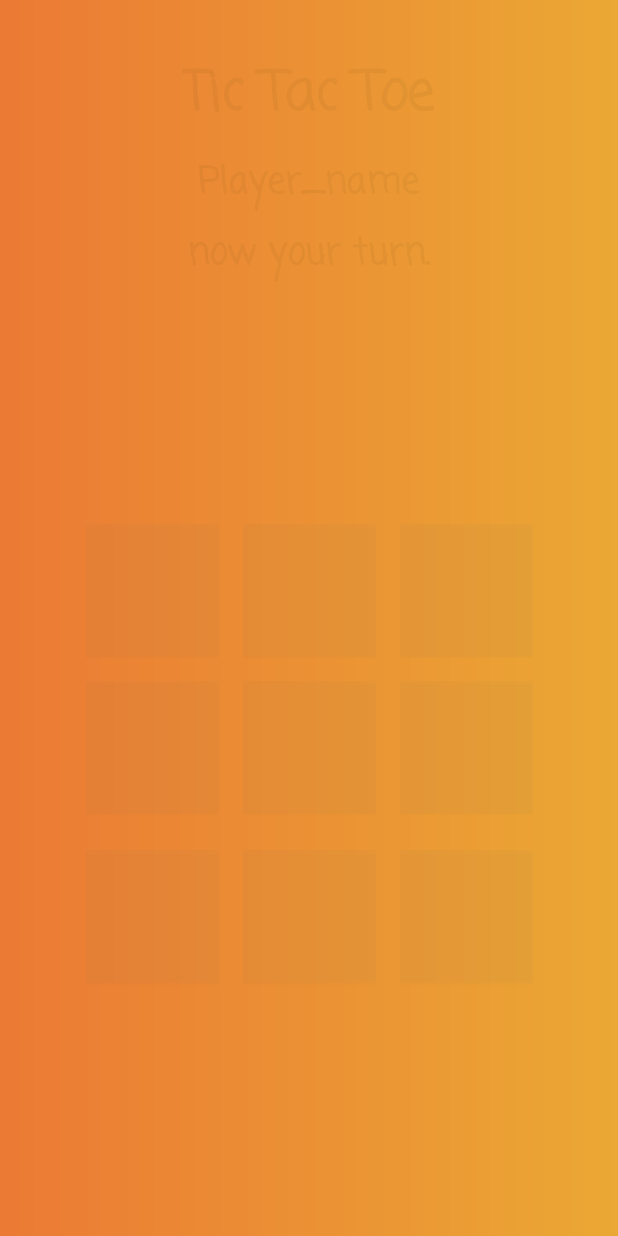
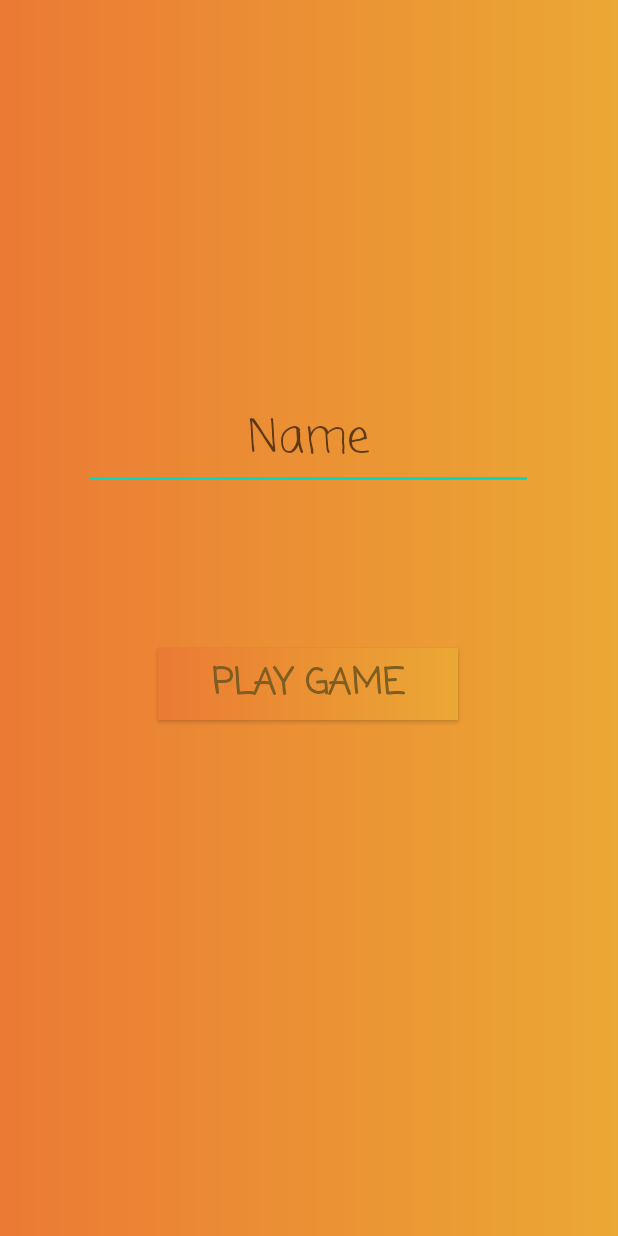
Before and after one commit to Rabia-Noorl/Tic-Tac-Toe, an Android app: the screen it shows after launch (MainActivity before the commit, GameSetUp after it), on a phone screen of 412 x 824 dp. Run offline under Robolectric (Android 15) with nearby library versions, the phone set to English and light mode, and no system bars.

Commit message:
After Remmoving some bugs

```diff
--- a/app/build.gradle
+++ b/app/build.gradle
@@ -40,6 +40,9 @@ dependencies {
     implementation 'com.google.android.material:material:1.2.1'
     implementation 'androidx.navigation:navigation-fragment-ktx:2.3.0'
     implementation 'androidx.navigation:navigation-ui-ktx:2.3.0'
+    implementation 'androidx.legacy:legacy-support-v4:1.0.0'
+    implementation 'androidx.recyclerview:recyclerview:1.1.0'
+
     testImplementation 'junit:junit:4.12'
     androidTestImplementation 'androidx.test.ext:junit:1.1.2'
     androidTestImplementation 'androidx.test.espresso:espresso-core:3.3.0'
--- /dev/null
+++ b/app/src/main/java/com/example/tictactoe/GameSetUp.kt
@@ -0,0 +1,44 @@
+package com.example.tictactoe
+
+import android.content.Intent
+import android.os.Bundle
+import android.view.View
+import android.view.WindowManager
+import android.widget.ArrayAdapter
+import android.widget.Toast
+import androidx.appcompat.app.AppCompatActivity
+import kotlinx.android.synthetic.main.activity_game_set_up.*
+
+class GameSetUp : AppCompatActivity() {
+
+    override fun onCreate(savedInstanceState: Bundle?) {
+        super.onCreate(savedInstanceState)
+        setContentView(R.layout.activity_game_set_up)
+        window.setFlags(
+            WindowManager.LayoutParams.FLAG_FULLSCREEN,
+            WindowManager.LayoutParams.FLAG_FULLSCREEN
+        )
+
+//        val turnsArr = arrayOf("First Turn", "Second Turn")
+//        val adapter = ArrayAdapter<String>(this, R.layout.turn_selection_layout, turnsArr)
+//        selectturntext.setAdapter(adapter)
+
+    }
+
+    fun GoMainActivity(view: View)
+    {
+        val intent = Intent(this, MainActivity::class.java)
+        val playerName = WriteNameEditText.text.toString()
+        if (playerName.isBlank())
+        {
+            Toast.makeText(this, "Name field cannot be empty " , Toast.LENGTH_SHORT).show()
+
+        }else
+        {
+            intent.putExtra("player_name", playerName)
+            startActivity(intent)
+            finish()
+        }
+
+    }
+}
--- a/app/src/main/java/com/example/tictactoe/SplashScreen.kt
+++ b/app/src/main/java/com/example/tictactoe/SplashScreen.kt
@@ -25,7 +25,7 @@ class SplashScreen : AppCompatActivity() {
     private fun loadSplashScreen(){
         Handler().postDelayed({
             // You can declare your desire activity here to open after finishing splash screen. Like MainActivity
-            val intent = Intent(this,MainActivity::class.java)
+            val intent = Intent(this,GameSetUp::class.java)
             startActivity(intent)
             finish()
         },TIME_OUT)
--- /dev/null
+++ b/app/src/main/res/layout/activity_game_set_up.xml
@@ -0,0 +1,46 @@
+<?xml version="1.0" encoding="utf-8"?>
+<androidx.constraintlayout.widget.ConstraintLayout xmlns:android="http://schemas.android.com/apk/res/android"
+    xmlns:app="http://schemas.android.com/apk/res-auto"
+    xmlns:tools="http://schemas.android.com/tools"
+    android:layout_width="match_parent"
+    android:layout_height="match_parent"
+    android:background="@drawable/splashscreengrdiant"
+    tools:context=".GameSetUp">
+
+
+    <EditText
+        android:id="@+id/WriteNameEditText"
+        android:layout_width="300dp"
+        android:layout_height="wrap_content"
+        android:layout_marginTop="260dp"
+        android:ems="10"
+        android:fontFamily="casual"
+        android:gravity="center"
+        android:hint="Name"
+        android:inputType="textPersonName"
+        android:textColor="@color/textcolor"
+        android:textSize="30sp"
+        app:layout_constraintEnd_toEndOf="parent"
+        app:layout_constraintHorizontal_bias="0.495"
+        app:layout_constraintStart_toStartOf="parent"
+        app:layout_constraintTop_toTopOf="parent" />
+
+    <Button
+        android:id="@+id/button"
+        android:layout_width="200dp"
+        android:layout_height="wrap_content"
+        android:background="@drawable/splashscreengrdiant"
+        android:fontFamily="casual"
+        android:onClick="GoMainActivity"
+        android:text="Play Game"
+        android:textColor="@color/textcolor"
+        android:textSize="24sp"
+        android:textStyle="bold"
+        app:layout_constraintBottom_toBottomOf="parent"
+        app:layout_constraintEnd_toEndOf="parent"
+        app:layout_constraintHorizontal_bias="0.497"
+        app:layout_constraintStart_toStartOf="parent"
+        app:layout_constraintTop_toBottomOf="@+id/WriteNameEditText"
+        app:layout_constraintVertical_bias="0.235" />
+
+</androidx.constraintlayout.widget.ConstraintLayout>
--- a/app/src/main/res/layout/activity_main.xml
+++ b/app/src/main/res/layout/activity_main.xml
@@ -47,7 +47,8 @@
         android:layout_height="wrap_content"
         android:layout_marginTop="10dp"
         android:fontFamily="casual"
-        android:text="now your turn."
+        android:gravity="center"
+        android:text="vs \nComputer"
         android:textColor="#805D20"
         android:textSize="24sp"
         android:textStyle="bold"
--- a/app/src/main/res/values/colors.xml
+++ b/app/src/main/res/values/colors.xml
@@ -8,6 +8,7 @@
     <color name="startcolorgradient">#443C20</color>
     <color name="endcolorgradient">#e8a564</color>
     <color name="fbcolor">#3c62ac</color>
-    <color name="tintlogocolor">#AC7A4A</color>
+    <color name="textcolor">#805D20</color>
     <color name="goooglecolor">#C3463B</color>
+
 </resources>
--- a/app/src/main/res/values/dimens.xml
+++ b/app/src/main/res/values/dimens.xml
@@ -1,3 +1,4 @@
 <resources>
     <dimen name="fab_margin">16dp</dimen>
+    <dimen name="text_margin">16dp</dimen>
 </resources>
```
Also changed, not shown: app/src/main/AndroidManifest.xml (+8 -3 lines), app/src/main/java/com/example/tictactoe/MainActivity.kt (+43 -22 lines), app/src/main/java/com/example/tictactoe/WinnerActivity.kt (+5 -3 lines), app/src/main/res/layout/turn_selection_layout.xml (added, +10 -0 lines), app/src/main/res/values/strings.xml (+7 -0 lines), app/src/main/res/mipmap-mdpi/tictactoe.png (added).
